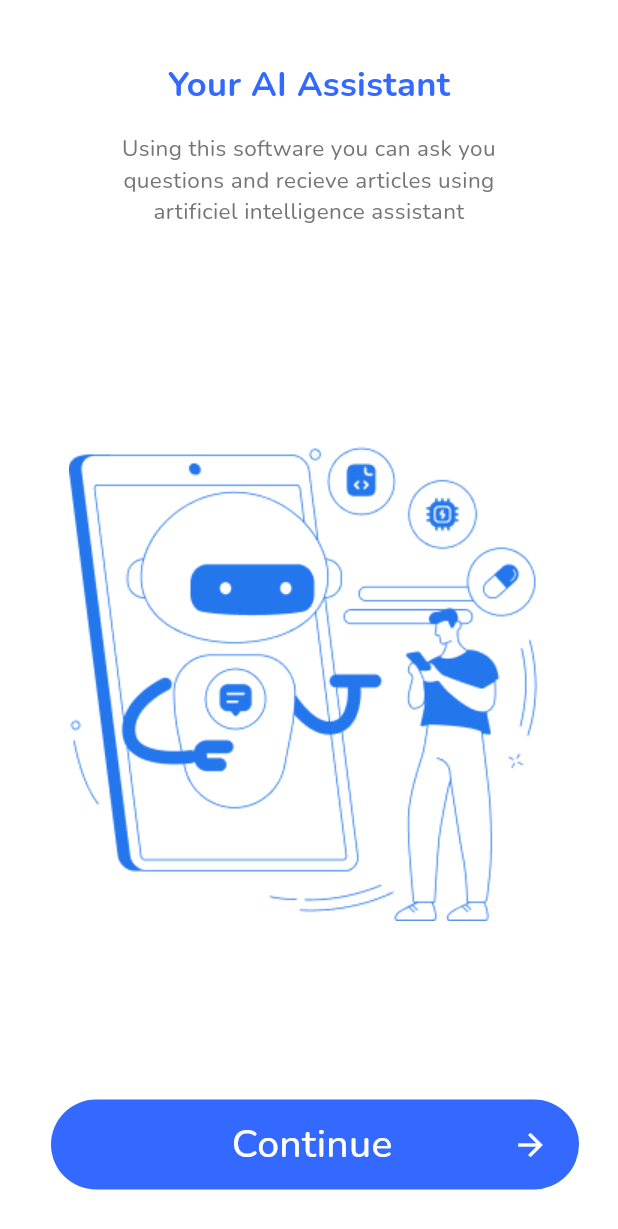
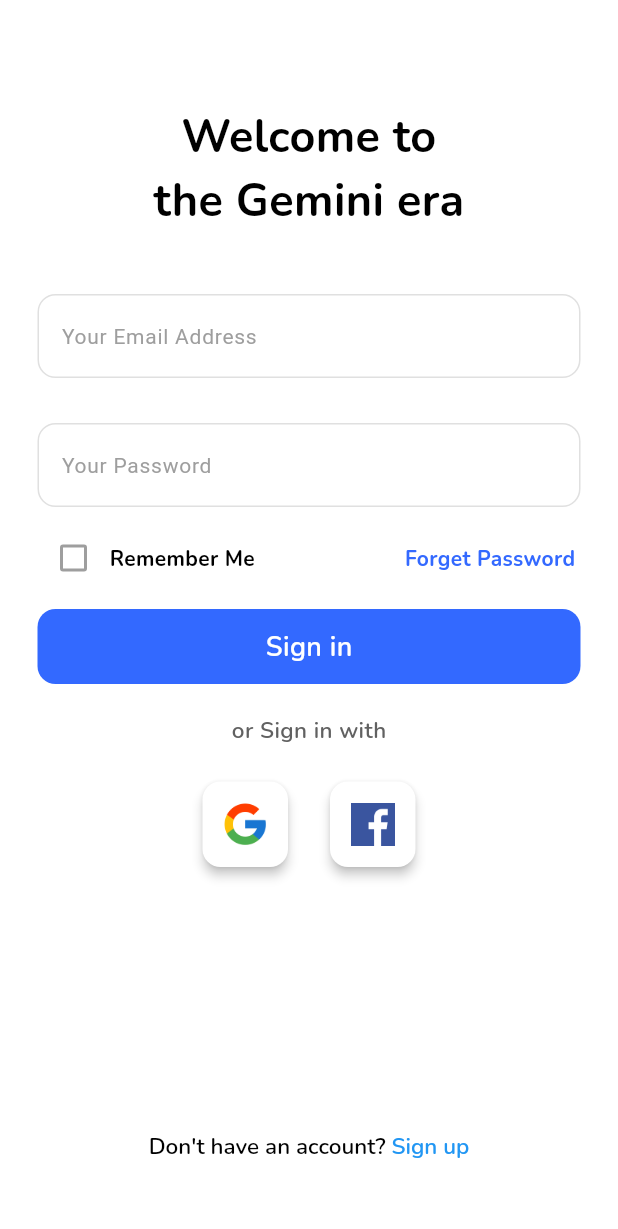
Before and after one commit to NOURINE-rgb/chat_bot_AI, a Flutter app: the screen it shows after launch, on a phone screen of 412 x 824 dp. Shown: the top 1229 px of the screen. Run offline on Flutter 3.47's test engine with Material 3 defaults, Android fonts, the phone set to English and light mode, and no system bars; our stand-ins replace flutter_animate, flutter_gemini, google_fonts, image_picker.

Commit message:
adding login screen

```diff
--- a/lib/main.dart
+++ b/lib/main.dart
@@ -1,5 +1,5 @@
 import 'package:chat_boot/constants.dart';
-import 'package:chat_boot/screens/second_screen.dart';
+import 'package:chat_boot/screens/auth_screen.dart';
 import 'package:flutter/material.dart';
 import 'package:flutter_gemini/flutter_gemini.dart';
 // import 'package:flutter_native_splash/flutter_native_splash.dart';
@@ -21,8 +21,9 @@ class MyApp extends StatelessWidget {
           seedColor: Colors.blue,
           primary: const Color(0xFF3369FF),
         ),
+
       ),
-      home: const SecondScreen(),
+      home: const AuthScreen(),
     );
   }
 }
--- /dev/null
+++ b/lib/screens/auth_screen.dart
@@ -0,0 +1,191 @@
+import 'package:chat_boot/widgets/my_text_style.dart';
+import 'package:flutter/gestures.dart';
+import 'package:flutter/material.dart';
+import 'package:flutter_animate/flutter_animate.dart';
+import 'package:google_fonts/google_fonts.dart';
+
+class AuthScreen extends StatelessWidget {
+  const AuthScreen({super.key});
+  @override
+  Widget build(BuildContext context) {
+    final GlobalKey<FormState> formKey = GlobalKey<FormState>();
+    return Scaffold(
+      backgroundColor: Colors.white,
+      body: SafeArea(
+        child: Container(
+          padding:
+              const EdgeInsets.only(top: 70, bottom: 50, right: 25, left: 25),
+          child: Column(
+            mainAxisSize: MainAxisSize.max,
+            children: [
+              myText("Welcome to\nthe Gemini era",
+                  color: Colors.black,
+                  weight: FontWeight.bold,
+                  size: 30,
+                  textalign: TextAlign.center),
+              const SizedBox(
+                height: 40,
+              ),
+              Form(
+                key: formKey,
+                child: Column(
+                  children: [
+                    TextFormField(
+                      decoration: InputDecoration(
+                        iconColor: Colors.grey[100],
+                        hintText: "Your Email Address",
+                        hintStyle: TextStyle(
+                            color: Colors.grey.shade500, fontSize: 14),
+                        enabledBorder: OutlineInputBorder(
+                          borderRadius: const BorderRadius.all(
+                            Radius.circular(12),
+                          ),
+                          borderSide: BorderSide(
+                              color: Colors.grey[300]!), // Default border
+                        ),
+                        focusedBorder: const OutlineInputBorder(
+                          borderRadius: BorderRadius.all(
+                            Radius.circular(12),
+                          ),
+                          borderSide: BorderSide(
+                              color: Colors.blue, width: 1.5), // On focus
+                        ),
+                      ),
+                    ),
+                    const SizedBox(
+                      height: 30,
+                    ),
+                    TextFormField(
+                      decoration: InputDecoration(
+                        hintText: "Your Password",
+                        hintStyle: TextStyle(
+                            color: Colors.grey.shade500, fontSize: 14),
+                        enabledBorder: OutlineInputBorder(
+                          borderRadius: const BorderRadius.all(
+                            Radius.circular(12),
+                          ),
+                          borderSide: BorderSide(
+                              color: Colors.grey[300]!), // Default border
+                        ),
+                        focusedBorder: const OutlineInputBorder(
+                          borderRadius: BorderRadius.all(
+                            Radius.circular(12),
+                          ),
+                          borderSide: BorderSide(
+                              color: Colors.blue, width: 1.5), // On focus
+                        ),
+                      ),
+                    ),
+                    const SizedBox(
+                      height: 10,
+                    ),
+                    Row(
+                      mainAxisAlignment: MainAxisAlignment.start,
+                      children: [
+                        Checkbox(
+                          side:
+                              BorderSide(color: Colors.grey[500]!, width: 2.0),
+                          value: false,
+                          onChanged: (value) {},
+                        ),
+                        myText("Remember Me",
+                            color: Colors.black,
+                            size: 14,
+                            weight: FontWeight.bold),
+                        const SizedBox(
+                          width: 100,
+                        ),
+                        myText("Forget Password",
+                            color: Theme.of(context).colorScheme.primary,
+                            size: 14,
+                            weight: FontWeight.bold),
+                      ],
+                    ),
+                    Container(
+                      margin: const EdgeInsets.only(top: 10, bottom: 20),
+                      height: 50,
+                      decoration: BoxDecoration(
+                        color: Theme.of(context).colorScheme.primary,
+                        borderRadius: BorderRadius.circular(12),
+                      ),
+                      alignment: Alignment.center,
+                      child: myText("Sign in",
+                          color: Colors.white,
+                          size: 18,
+                          weight: FontWeight.w600),
+                    ),
+                    myText("or Sign in with",
+                        color: Colors.grey.shade700,
+                        size: 15,
+                        weight: FontWeight.w600),
+                    const SizedBox(
+                      height: 20,
+                    ),
+                    Row(
+                      mainAxisAlignment: MainAxisAlignment.center,
+                      children: [
+                        SizedBox(
+                          height: 65,
+                          width: 65,
+                          child: Card(
+                            clipBehavior: Clip.hardEdge,
+                            elevation: 3,
+                            color: Colors.white,
+                            child: Padding(
+                              padding: const EdgeInsets.all(12),
+                              child: Image.asset(
+                                "assets/google.png",
+                              ),
+                            ),
+                          ),
+                        ),
+                        const SizedBox(
+                          width: 20,
+                        ),
+                        SizedBox(
+                          width: 65,
+                          height: 65,
+                          child: Card(
+                            clipBehavior: Clip.hardEdge,
+                            elevation: 3,
+                            color: Colors.white,
+                            child: Padding(
+                              padding: const EdgeInsets.all(14),
+                              child: Image.asset(
+                                "assets/fc.png",
+                                width: 40,
+                              ),
+                            ),
+                          ),
+                        ),
+                      ],
+                    ),
+                  ],
+                ),
+              ),
+              const Spacer(),
+              RichText(
+                text: TextSpan(
+                  text: "Don't have an account? ",
+                  style: GoogleFonts.nunito(
+                      fontWeight: FontWeight.w600,
+                      fontSize: 15,
+                      color: Colors.black),
+                  children: [
+                    TextSpan(
+                        text: "Sign up",
+                        style: GoogleFonts.nunito(color: Colors.blue),
+                        recognizer: TapGestureRecognizer()
+                          ..onTap = () {
+                            print("sing up clickable ***********");
+                          }),
+                  ],
+                ),
+              ),
+            ],
+          ),
+        ),
+      ),
+    );
+  }
+}
--- a/pubspec.yaml
+++ b/pubspec.yaml
@@ -39,6 +39,7 @@ dependencies:
   image_picker: ^1.1.2
   flutter_native_splash: ^2.4.2
   google_fonts: ^6.2.1
+  flutter_animate: ^4.5.0
 
 dev_dependencies:
   flutter_test:
@@ -70,6 +71,8 @@ flutter:
    - assets/email.png
    - assets/pencil.png
    - assets/translate.png
+   - assets/fc.png
+   - assets/google.png
 
   # An image asset can refer to one or more resolution-specific "variants", see
   # https://flutter.dev/to/resolution-aware-images
```
Also changed, not shown: assets/fc.png (added), assets/google.png (added), pubspec.lock.
